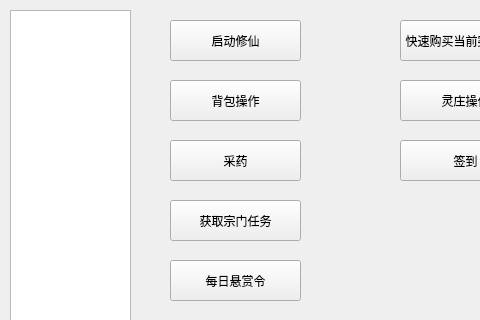
Before: the Qt Designer form Celestian.ui in Eternity-boundary/CelestianPlusPlus, drawn with Qt 5; both pictures show x 0 to 480 and y 0 to 320 of the 669 by 522 pixel window.
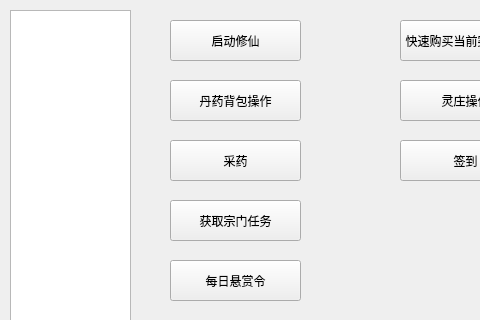
After: the same form once the commit is applied.

What changed in the file:
```diff
--- a/Celestian.ui
+++ b/Celestian.ui
@@ -60,7 +60,7 @@
      </rect>
     </property>
     <property name="text">
-     <string>背包操作</string>
+     <string>丹药背包操作</string>
     </property>
    </widget>
    <widget class="QPushButton" name="act">
```
